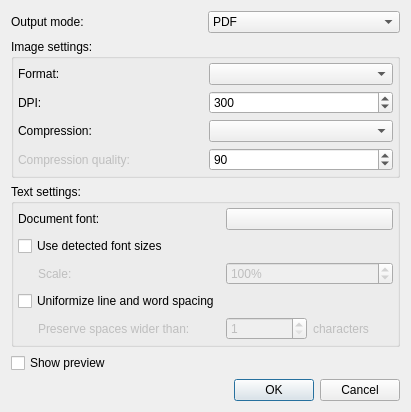
The window that qt/data/PdfExportDialog.ui (manisandro/gImageReader) describes before a commit, drawn with Qt 5.
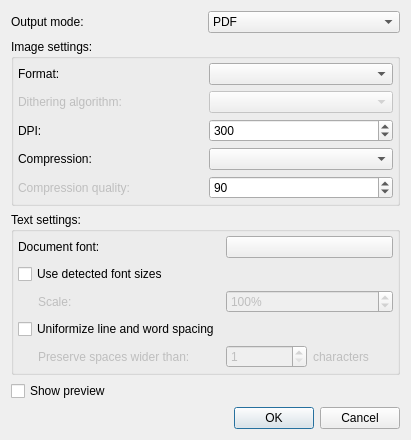
The same window after the commit.

Commit message: Allow choosing between threshold and diffuse dithering for monochrome images in PDFs

Diff of the .ui file:
```diff
--- a/qt/data/PdfExportDialog.ui
+++ b/qt/data/PdfExportDialog.ui
@@ -7,7 +7,7 @@
     <x>0</x>
     <y>0</y>
     <width>411</width>
-    <height>408</height>
+    <height>436</height>
    </rect>
   </property>
   <property name="windowTitle">
@@ -191,53 +191,6 @@
        <number>4</number>
       </property>
       <item row="2" column="1">
-       <widget class="QComboBox" name="comboBoxImageCompression"/>
-      </item>
-      <item row="3" column="1">
-       <widget class="QSpinBox" name="spinBoxCompressionQuality">
-        <property name="maximum">
-         <number>100</number>
-        </property>
-        <property name="value">
-         <number>90</number>
-        </property>
-       </widget>
-      </item>
-      <item row="0" column="1">
-       <widget class="QComboBox" name="comboBoxImageFormat"/>
-      </item>
-      <item row="2" column="0">
-       <widget class="QLabel" name="labelImageCompression">
-        <property name="text">
-         <string>Compression:</string>
-        </property>
-       </widget>
-      </item>
-      <item row="0" column="0">
-       <widget class="QLabel" name="labelImageFormat">
-        <property name="text">
-         <string>Format:</string>
-        </property>
-       </widget>
-      </item>
-      <item row="3" column="0">
-       <widget class="QLabel" name="labelCompressionQuality">
-        <property name="enabled">
-         <bool>false</bool>
-        </property>
-        <property name="text">
-         <string>Compression quality:</string>
-        </property>
-       </widget>
-      </item>
-      <item row="1" column="0">
-       <widget class="QLabel" name="labelDpi">
-        <property name="text">
-         <string>DPI:</string>
-        </property>
-       </widget>
-      </item>
-      <item row="1" column="1">
        <widget class="QSpinBox" name="spinBoxDpi">
         <property name="minimum">
          <number>50</number>
@@ -253,6 +206,70 @@
         </property>
        </widget>
       </item>
+      <item row="4" column="0">
+       <widget class="QLabel" name="labelCompressionQuality">
+        <property name="enabled">
+         <bool>false</bool>
+        </property>
+        <property name="text">
+         <string>Compression quality:</string>
+        </property>
+       </widget>
+      </item>
+      <item row="2" column="0">
+       <widget class="QLabel" name="labelDpi">
+        <property name="text">
+         <string>DPI:</string>
+        </property>
+       </widget>
+      </item>
+      <item row="0" column="1">
+       <widget class="QComboBox" name="comboBoxImageFormat"/>
+      </item>
+      <item row="4" column="1">
+       <widget class="QSpinBox" name="spinBoxCompressionQuality">
+        <property name="maximum">
+         <number>100</number>
+        </property>
+        <property name="value">
+         <number>90</number>
+        </property>
+       </widget>
+      </item>
+      <item row="3" column="1">
+       <widget class="QComboBox" name="comboBoxImageCompression"/>
+      </item>
+      <item row="0" column="0">
+       <widget class="QLabel" name="labelImageFormat">
+        <property name="text">
+         <string>Format:</string>
+        </property>
+       </widget>
+      </item>
+      <item row="3" column="0">
+       <widget class="QLabel" name="labelImageCompression">
+        <property name="text">
+         <string>Compression:</string>
+        </property>
+       </widget>
+      </item>
+      <item row="1" column="0">
+       <widget class="QLabel" name="labelDithering">
+        <property name="enabled">
+         <bool>false</bool>
+        </property>
+        <property name="text">
+         <string>Dithering algorithm:</string>
+        </property>
+       </widget>
+      </item>
+      <item row="1" column="1">
+       <widget class="QComboBox" name="comboBoxDithering">
+        <property name="enabled">
+         <bool>false</bool>
+        </property>
+       </widget>
+      </item>
      </layout>
     </widget>
    </item>
```
The commit also changes 8 other files.
